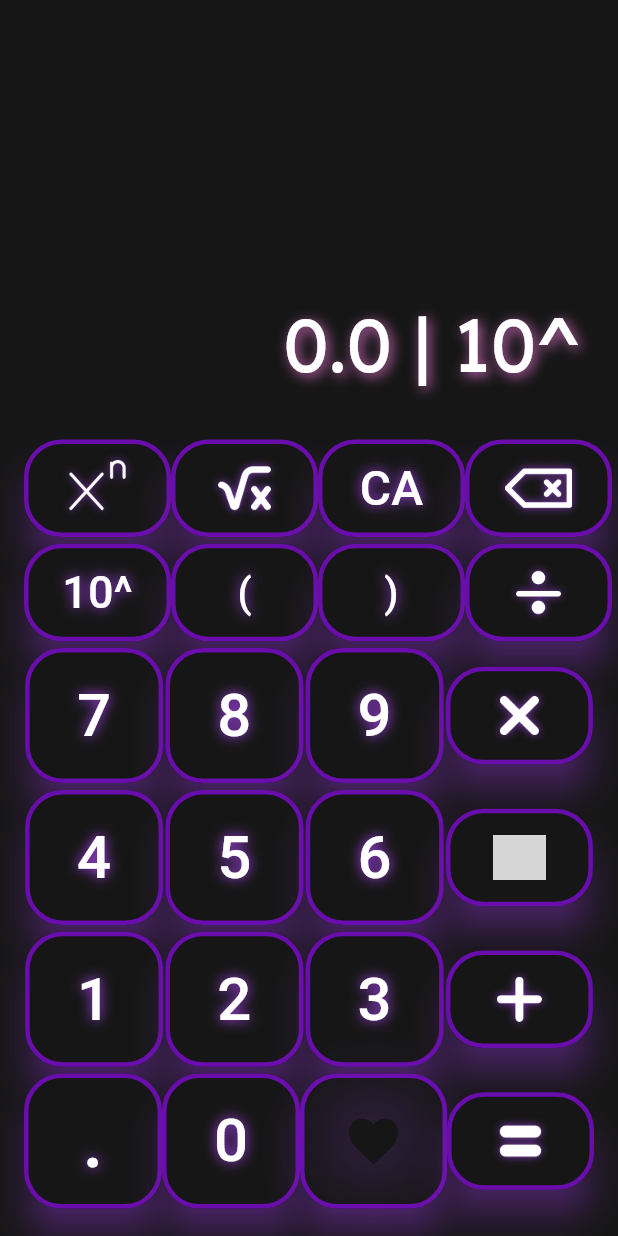
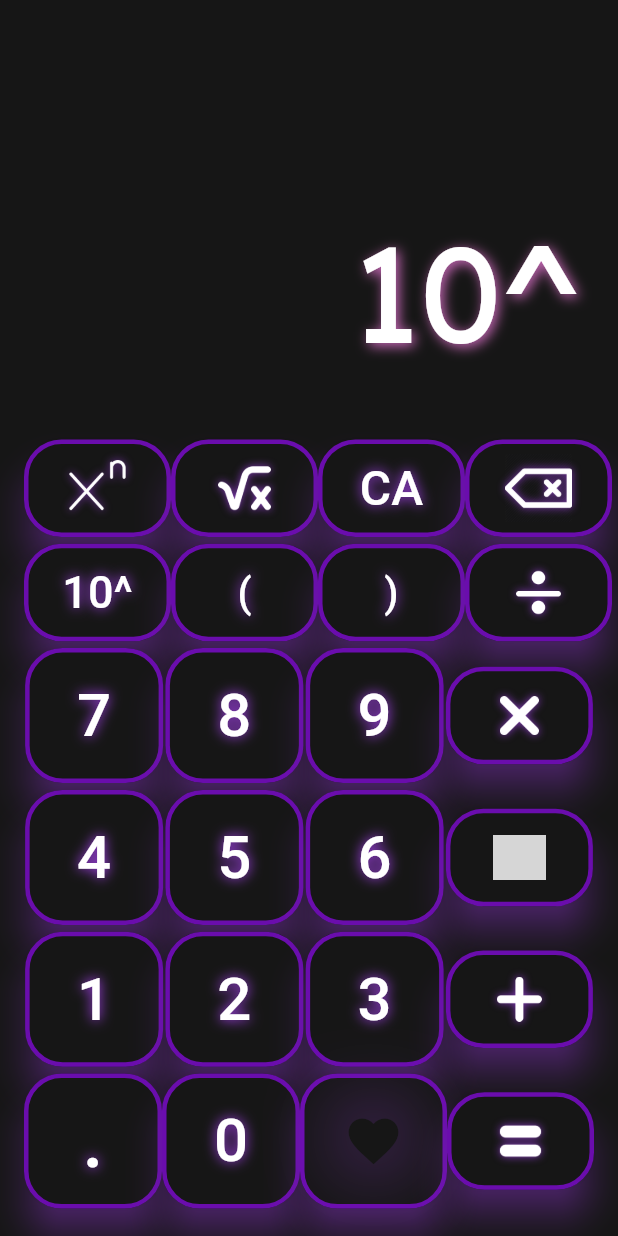
Before and after one commit to Guyllem/calculesther, a Flutter app: the screen it shows after launch, after a tap on "10^", on a phone screen of 412 x 824 dp. Run offline on Flutter 3.47's test engine with Material 3 defaults, Android fonts, the light colour scheme and no system bars; drawn by our look-alikes of simple_shadow; our stand-ins replace fluttertoast, math_expressions; grey boxes are pictures that could not be loaded.

Commit message:
String dimension : Good + Toast add for error

```diff
--- a/lib/calculatrice.dart
+++ b/lib/calculatrice.dart
@@ -1,6 +1,7 @@
 import 'package:calculesther/buttonInterface.dart';
 import 'package:flutter/material.dart';
 import 'package:calculesther/theme/colors.dart';
+import 'package:fluttertoast/fluttertoast.dart';
 import 'package:simple_shadow/simple_shadow.dart';
 import 'package:math_expressions/math_expressions.dart';
 
@@ -16,6 +17,9 @@ class _CalculatriceState extends State<Calculatrice> {
 
   String _currentTap = "0";
   double? _result = 0;
+  double paddingRight = 25;
+  double paddingBottom = 15;
+  double fontSize = 80;
   final String _racineCarree = "\u221A";
 
 
@@ -178,24 +182,19 @@ class _CalculatriceState extends State<Calculatrice> {
         while (i != -1) {
           int start = i + 5;
           int end = start;
-
           while (end < temp.length && temp[end] != ' ' && temp[end] != ')') {
             end++;
           }
-
           if (end < temp.length && temp[end] == ' ') {
             temp = "${temp.substring(0, end)})${temp.substring(end)}";
           }
-
           else if (end == temp.length || temp[end] != ')') {
             temp = "${temp.substring(0, end)})${temp.substring(end)}";
           }
-
           i = temp.indexOf("sqrt(", i + 1);
         }
 
         _currentTap = temp;
-
         Expression expression = parser.parse(_currentTap);
         ContextModel cm = ContextModel();
 
@@ -228,8 +227,43 @@ class _CalculatriceState extends State<Calculatrice> {
     });
   }
 
+  void _calculateFontSize(){
+    setState(() {
+      if (_currentTap.length <= 7){
+          paddingBottom = 15;
+          paddingRight = 25;
+          fontSize = 90;
+      } else if (_currentTap.length <= 11){
+          paddingBottom = 25;
+          paddingRight = 25;
+          fontSize = 60;
+      } else if (_currentTap.length <= 38) {
+        paddingBottom = 35;
+        paddingRight = 25;
+        fontSize = 50;
+      } else {
+        Fluttertoast.showToast(
+          msg: "Error : Too long",
+          toastLength: Toast.LENGTH_SHORT,
+          gravity: ToastGravity.TOP,
+          backgroundColor: AppColors.text,
+          textColor: AppColors.black,
+          fontSize: 25,
+          fontAsset: "assets/fonts/Lexend-Regular.ttf"
+        );
+        _currentTap = "0";
+        paddingBottom = 15;
+        paddingRight = 25;
+        fontSize = 90;
+      }
+    });
+  }
+
   @override
   Widget build(BuildContext context) {
+
+    _calculateFontSize();
+
     return Scaffold(
       body: Column(
         children: [
@@ -237,12 +271,12 @@ class _CalculatriceState extends State<Calculatrice> {
             flex: 1,
             child: Container(
               color: AppColors.black,
-              padding: const EdgeInsets.fromLTRB(0, 0, 25, 10),
+              padding: EdgeInsets.fromLTRB(15, 10, paddingRight, paddingBottom),
               alignment: Alignment.bottomRight,
-              child: Text("${_result.toString()} | $_currentTap",
-                style: const TextStyle(
-                  fontSize: 50,
-                    shadows: <Shadow> [
+              child: Text( _currentTap,
+                style: TextStyle(
+                  fontSize: fontSize,
+                    shadows: const <Shadow> [
                       Shadow(
                         offset: Offset(2,2),
                         blurRadius: 10,
@@ -252,7 +286,6 @@ class _CalculatriceState extends State<Calculatrice> {
                   fontFamily: "Lexend-Regular",
                   color: AppColors.text),
                   textAlign: TextAlign.right,
-
               ),
             ),
           ),
--- a/pubspec.yaml
+++ b/pubspec.yaml
@@ -37,6 +37,7 @@ dependencies:
   cupertino_icons: ^1.0.8
   simple_shadow: ^0.3.1
   math_expressions: ^2.6.0
+  fluttertoast: ^8.2.10
 
 dev_dependencies:
   flutter_test:
```
Also changed, not shown: pubspec.lock.
